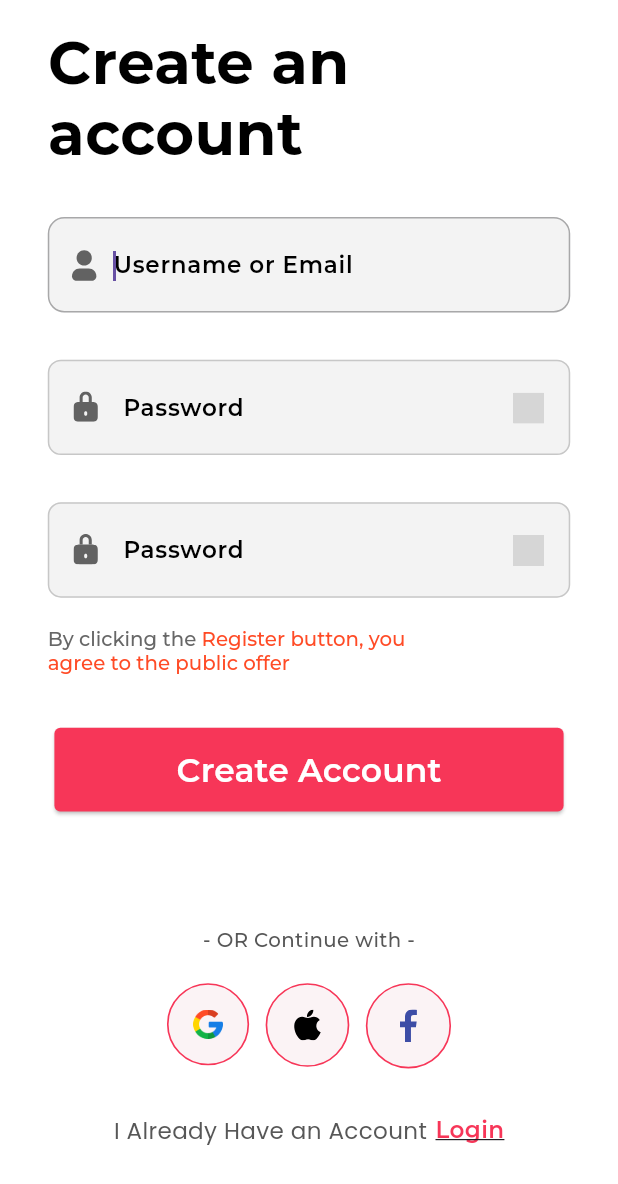
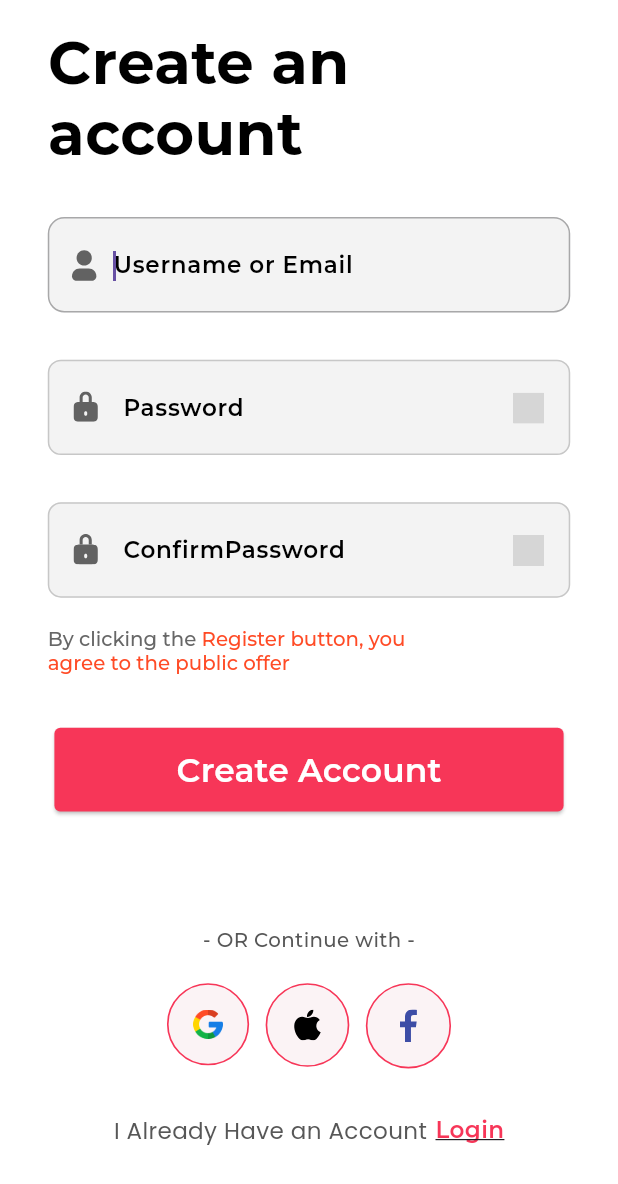
Before and after one commit to Mohamed-7018/stylish_ecommerce, a Flutter app: the screen it shows after launch, on a phone screen of 412 x 824 dp. Shown: the top 1184 px of the screen. Run offline on Flutter 3.47's test engine with Material 3 defaults, Android fonts, the phone set to English and light mode, and no system bars; our stand-ins replace auto_route, cached_network_image, connectivity_plus, device_preview, dio, flutter_bloc and 6 more; project files that could hold a hidden picture were left out; grey boxes are pictures that could not be loaded.

Commit message:
update sign up lbl - code not refactored yet

```diff
--- a/lib/presentation/screens/sign_up_page.dart
+++ b/lib/presentation/screens/sign_up_page.dart
@@ -132,7 +132,7 @@ class SignUpPage extends StatelessWidget {
                 CustomTextFormField(
                   fillColor: GlobalAppColors.gray10001,
                   controller: TextEditingController(),
-                  hintText: "lbl_password".tr(context),
+                  hintText: "lbl_confirmpassword".tr(context),
                   textInputAction: TextInputAction.done,
                   textInputType: TextInputType.visiblePassword,
                   prefix: Container(
```
